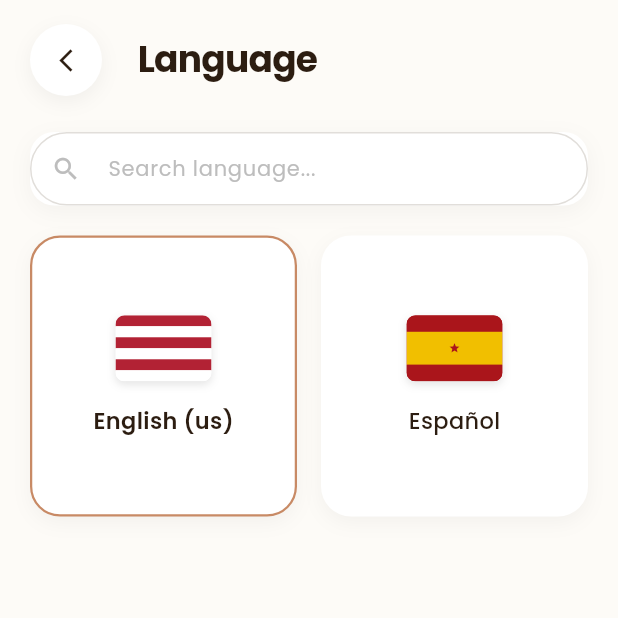
After one commit to zLucky090802/1-1-Frontend, a Flutter app: the LanguageScreen screen opened directly, on a phone screen of 412 x 824 dp, the top half of it. The commit adds this screen. Run offline on Flutter 3.47's test engine with Material 3 defaults, Android fonts, the phone set to English and light mode, and no system bars; our stand-ins replace flutter_svg, google_fonts.

Commit message:
feat(profile): add language selection screen with earth-tone design

```diff
--- a/lib/core/widgets/main_layout.dart
+++ b/lib/core/widgets/main_layout.dart
@@ -1,4 +1,4 @@
-import 'package:advisersapp/features/profile/profile_screen.dart';
+import 'package:advisersapp/features/profile/screen/profile_screen.dart';
 import 'package:flutter/material.dart';
 import '../../features/home/home_screen.dart';
 import '../../features/search/search_screen.dart'; // Importa tu nueva pantalla
--- /dev/null
+++ b/lib/features/profile/screen/language_screen.dart
@@ -0,0 +1,218 @@
+import 'package:flutter/material.dart';
+
+class LanguageScreen extends StatefulWidget {
+  const LanguageScreen({super.key});
+
+  @override
+  State<LanguageScreen> createState() => _LanguageScreenState();
+}
+
+class _LanguageScreenState extends State<LanguageScreen> {
+  String _selectedLanguage = 'English (us)';
+  String _searchQuery = '';
+
+  final List<Map<String, String>> _languages = [
+    {'name': 'English (us)', 'code': 'us'},
+    {'name': 'Español', 'code': 'es'},
+  ];
+
+  @override
+  Widget build(BuildContext context) {
+    // Filter languages based on search query
+    final filteredLanguages = _languages.where((lang) {
+      return lang['name']!.toLowerCase().contains(_searchQuery.toLowerCase());
+    }).toList();
+
+    return Scaffold(
+      backgroundColor: const Color(0xFFFDFBF7), // Warm cozy background
+      body: SafeArea(
+        child: Column(
+          children: [
+            // Header Section with Back Button and Title
+            Padding(
+              padding: const EdgeInsets.symmetric(horizontal: 20.0, vertical: 16.0),
+              child: Row(
+                children: [
+                  Container(
+                    decoration: BoxDecoration(
+                      color: Colors.white,
+                      shape: BoxShape.circle,
+                      boxShadow: [
+                        BoxShadow(
+                          color: Colors.black.withValues(alpha: 0.05),
+                          blurRadius: 10,
+                          offset: const Offset(0, 4),
+                        ),
+                      ],
+                    ),
+                    child: IconButton(
+                      icon: const Icon(Icons.arrow_back_ios_new, size: 18, color: Color(0xFF2C1D11)),
+                      onPressed: () => Navigator.of(context).pop(),
+                    ),
+                  ),
+                  const SizedBox(width: 24),
+                  const Text(
+                    'Language',
+                    style: TextStyle(
+                      fontSize: 24,
+                      fontWeight: FontWeight.bold,
+                      color: Color(0xFF2C1D11),
+                      letterSpacing: -0.5,
+                    ),
+                  ),
+                ],
+              ),
+            ),
+
+            // Search Bar Card
+            Padding(
+              padding: const EdgeInsets.symmetric(horizontal: 20.0, vertical: 8.0),
+              child: Container(
+                decoration: BoxDecoration(
+                  color: Colors.white,
+                  borderRadius: BorderRadius.circular(16),
+                  boxShadow: [
+                    BoxShadow(
+                      color: Colors.black.withValues(alpha: 0.04),
+                      blurRadius: 12,
+                      offset: const Offset(0, 4),
+                    ),
+                  ],
+                ),
+                child: TextField(
+                  onChanged: (value) {
+                    setState(() {
+                      _searchQuery = value;
+                    });
+                  },
+                  style: const TextStyle(color: Color(0xFF2C1D11), fontSize: 14),
+                  decoration: InputDecoration(
+                    hintText: 'Search language...',
+                    hintStyle: TextStyle(color: Colors.grey.shade400, fontSize: 14),
+                    prefixIcon: Icon(Icons.search, color: Colors.grey.shade400, size: 20),
+                    border: InputBorder.none,
+                    contentPadding: const EdgeInsets.symmetric(horizontal: 16, vertical: 14),
+                  ),
+                ),
+              ),
+            ),
+
+            const SizedBox(height: 12),
+
+            // Language Grid View
+            Expanded(
+              child: Padding(
+                padding: const EdgeInsets.symmetric(horizontal: 20.0),
+                child: GridView.builder(
+                  itemCount: filteredLanguages.length,
+                  gridDelegate: const SliverGridDelegateWithFixedCrossAxisCount(
+                    crossAxisCount: 2,
+                    crossAxisSpacing: 16,
+                    mainAxisSpacing: 16,
+                    childAspectRatio: 0.95,
+                  ),
+                  itemBuilder: (context, index) {
+                    final lang = filteredLanguages[index];
+                    final isSelected = _selectedLanguage == lang['name'];
+
+                    return GestureDetector(
+                      onTap: () {
+                        setState(() {
+                          _selectedLanguage = lang['name']!;
+                        });
+                      },
+                      child: Container(
+                        decoration: BoxDecoration(
+                          color: Colors.white,
+                          borderRadius: BorderRadius.circular(20),
+                          border: Border.all(
+                            color: isSelected ? const Color(0xFFC88A65) : Colors.transparent,
+                            width: 1.5,
+                          ),
+                          boxShadow: [
+                            BoxShadow(
+                              color: Colors.black.withValues(alpha: 0.04),
+                              blurRadius: 10,
+                              offset: const Offset(0, 4),
+                            ),
+                          ],
+                        ),
+                        child: Column(
+                          mainAxisAlignment: MainAxisAlignment.center,
+                          children: [
+                            // Flag Representation Container
+                            Container(
+                              width: 64,
+                              height: 44,
+                              decoration: BoxDecoration(
+                                borderRadius: BorderRadius.circular(6),
+                                boxShadow: [
+                                  BoxShadow(
+                                    color: Colors.black.withValues(alpha: 0.1),
+                                    blurRadius: 4,
+                                    offset: const Offset(0, 2),
+                                  ),
+                                ],
+                              ),
+                              child: ClipRRect(
+                                borderRadius: BorderRadius.circular(6),
+                                child: _buildFlagIcon(lang['code']!),
+                              ),
+                            ),
+                            const SizedBox(height: 16),
+                            Text(
+                              lang['name']!,
+                              style: TextStyle(
+                                fontSize: 15,
+                                fontWeight: isSelected ? FontWeight.w600 : FontWeight.w500,
+                                color: const Color(0xFF2C1D11),
+                              ),
+                            ),
+                          ],
+                        ),
+                      ),
+                    );
+                  },
+                ),
+              ),
+            ),
+          ],
+        ),
+      ),
+    );
+  }
+
+  // Helper widget to render flags cleanly
+  Widget _buildFlagIcon(String code) {
+    if (code == 'es') {
+      return Container(
+        color: const Color(0xFFAA151B),
+        child: Column(
+          children: [
+            Expanded(flex: 1, child: Container(color: const Color(0xFFAA151B))),
+            Expanded(
+              flex: 2,
+              child: Container(
+                color: const Color(0xFFF1BF00),
+                alignment: Alignment.center,
+                child: const Icon(Icons.star, size: 8, color: Color(0xFFAA151B)),
+              ),
+            ),
+            Expanded(flex: 1, child: Container(color: const Color(0xFFAA151B))),
+          ],
+        ),
+      );
+    } else {
+      return Container(
+        color: Colors.white,
+        child: Column(
+          children: List.generate(6, (i) => Expanded(
+            child: Container(
+              color: i % 2 == 0 ? const Color(0xFFB22234) : Colors.white,
+            ),
+          )),
+        ),
+      );
+    }
+  }
+}
--- a/lib/features/profile/profile_screen.dart
+++ b/lib/features/profile/screen/profile_screen.dart
@@ -1,6 +1,7 @@
 import 'package:flutter/material.dart';
-import '../payment/screens/payment_methods_screen.dart';
-import '../../core/widgets/main_layout.dart';
+import '../../payment/screens/payment_methods_screen.dart';
+import '../../../core/widgets/main_layout.dart';
+import '../screen/language_screen.dart';
 
 class ProfileScreen extends StatelessWidget {
   const ProfileScreen({super.key});
@@ -133,7 +134,14 @@ class ProfileScreen extends StatelessWidget {
                     _ProfileMenuItem(
                       icon: Icons.language,
                       title: 'Language',
-                      onTap: () {},
+                      onTap: () {
+                        Navigator.push(context,
+                          MaterialPageRoute(
+                            builder: (context) => const LanguageScreen()
+                          )
+
+                        )
+                      },
                     ),
                     _ProfileMenuItem(
                       icon: Icons.monetization_on_outlined,
```
